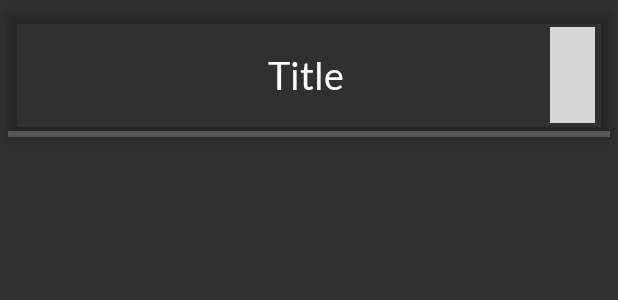
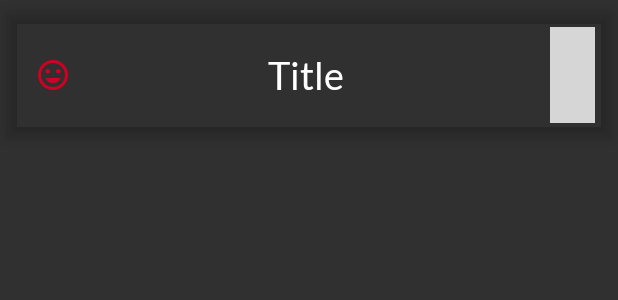
Before and after one commit to EmperorWasTaken/RememberMe, an Android app: the layout activity_task_list_details.xml on its own in the app's theme, with its tools: preview values and no code run, on a phone screen of 412 x 824 dp. Shown: the top 300 px of the screen. Run offline under Robolectric (Android 15) with nearby library versions, the phone set to English and light mode, and no system bars; grey boxes are pictures that could not be loaded.

Commit message:
Cleaned up a lot of code

```diff
--- a/app/src/main/res/layout/activity_task_list_details.xml
+++ b/app/src/main/res/layout/activity_task_list_details.xml
@@ -36,19 +36,7 @@
                 app:srcCompat="@drawable/ic_smile"
                 android:layout_alignParentTop="true"
                 android:layout_alignParentBottom="true"
-                android:theme="@style/Theme.RememberMe.NoActionBar"
-                android:visibility="invisible"/>
-
-            <ProgressBar
-                android:id="@+id/listProgressBar"
-                style="@style/Widget.AppCompat.ProgressBar.Horizontal"
-                android:layout_width="match_parent"
-                android:layout_height="5dp"
-                android:indeterminate="false"
-                android:backgroundTint="#CF0023"
-                android:progressTint="#5E494C"
-                android:layout_alignParentBottom="true"
-                />
+                android:theme="@style/Theme.RememberMe.NoActionBar" />
 
             <TextView
                 android:id="@+id/titleTaskList"
```
Also changed, not shown: app/src/main/java/com/example/rememberme/DepositoryManager.kt (renamed from app/src/main/java/com/example/rememberme/lists/TaskListsDepositoryManager.kt, +5 -44 lines), app/src/main/java/com/example/rememberme/MainActivity.kt (+1 -7 lines), app/src/main/java/com/example/rememberme/TaskFirebaseManager.kt (+0 -7 lines), app/src/main/java/com/example/rememberme/lists/AddNewListActivity.kt (+2 -5 lines), app/src/main/java/com/example/rememberme/lists/TaskListDetailsActivity.kt (+4 -21 lines), app/src/main/java/com/example/rememberme/lists/TaskListsRecyclerAdapter.kt (+3 -19 lines), app/src/main/java/com/example/rememberme/tasks/AddNewTaskActivity.kt (+5 -5 lines), app/src/main/java/com/example/rememberme/tasks/TaskRecyclerAdapter.kt (+8 -18 lines).
